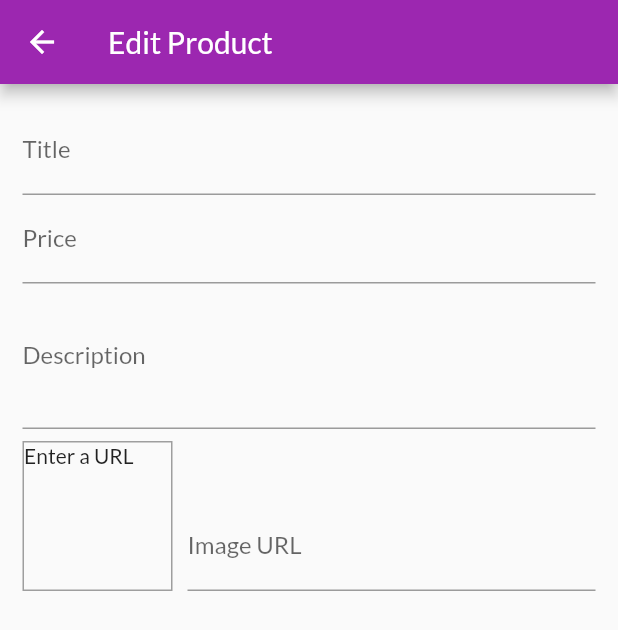
After one commit to learyjk/shop_app, a Flutter app: the EditProductsScreen screen opened by its route, on a phone screen of 412 x 824 dp. The commit adds this screen. Shown: the top 630 px of the screen. Run offline on Flutter 3.47's test engine with Material 2 defaults, Android fonts, the phone set to English and light mode, and no system bars; network calls fail.

Commit message:
input form fields displayed

```diff
--- a/lib/main.dart
+++ b/lib/main.dart
@@ -7,6 +7,8 @@ import 'package:shop_app/providers/cart.dart';
 import 'screens/cart_screen.dart';
 import 'package:shop_app/providers/orders.dart';
 import 'screens/orders_screen.dart';
+import 'screens/user_products_screen.dart';
+import 'screens/edit_products_screen.dart';
 
 void main() {
   runApp(MyApp());
@@ -38,6 +40,8 @@ class MyApp extends StatelessWidget {
           ProductDetailScreen.routeName: (ctx) => ProductDetailScreen(),
           CartScreen.routeName: (ctx) => CartScreen(),
           OrdersScreen.routeName: (ctx) => OrdersScreen(),
+          UserProductsScreen.routeName: (ctx) => UserProductsScreen(),
+          EditProductsScreen.routeName: (ctx) => EditProductsScreen(),
         },
       ),
     );
--- /dev/null
+++ b/lib/screens/edit_products_screen.dart
@@ -0,0 +1,111 @@
+import 'package:flutter/material.dart';
+
+class EditProductsScreen extends StatefulWidget {
+  static const routeName = '/edit-product';
+
+  @override
+  _EditProductsScreenState createState() => _EditProductsScreenState();
+}
+
+class _EditProductsScreenState extends State<EditProductsScreen> {
+  final _priceFocusNode = FocusNode();
+  final _descriptionFocusNode = FocusNode();
+  final _imageUrlController = TextEditingController();
+  final _imageUrlFocusNode = FocusNode();
+
+  @override
+  void initState() {
+    _imageUrlFocusNode.addListener(_updateImageUrl);
+    super.initState();
+  }
+
+  void _updateImageUrl() {
+    if (!_imageUrlFocusNode.hasFocus) {
+      setState(() {});
+    }
+  }
+
+  @override
+  void dispose() {
+    _imageUrlFocusNode.removeListener(_updateImageUrl);
+    _priceFocusNode.dispose();
+    _descriptionFocusNode.dispose();
+    _imageUrlController.dispose();
+    _imageUrlFocusNode.dispose();
+    super.dispose();
+  }
+
+  @override
+  Widget build(BuildContext context) {
+    return Scaffold(
+      appBar: AppBar(
+        title: Text('Edit Product'),
+      ),
+      body: Padding(
+        padding: const EdgeInsets.all(15.0),
+        child: Form(
+          child: ListView(
+            children: [
+              TextFormField(
+                decoration: InputDecoration(labelText: 'Title'),
+                textInputAction: TextInputAction.next,
+                onFieldSubmitted: (_) {
+                  FocusScope.of(context).requestFocus(_priceFocusNode);
+                },
+              ),
+              TextFormField(
+                decoration: InputDecoration(labelText: 'Price'),
+                textInputAction: TextInputAction.next,
+                keyboardType: TextInputType.number,
+                focusNode: _priceFocusNode,
+                onFieldSubmitted: (_) {
+                  FocusScope.of(context).requestFocus(_descriptionFocusNode);
+                },
+              ),
+              TextFormField(
+                decoration: InputDecoration(labelText: 'Description'),
+                maxLines: 3,
+                keyboardType: TextInputType.multiline,
+                focusNode: _descriptionFocusNode,
+              ),
+              Row(
+                crossAxisAlignment: CrossAxisAlignment.end,
+                children: [
+                  Container(
+                    width: 100,
+                    height: 100,
+                    margin: EdgeInsets.only(
+                      top: 8,
+                      right: 10,
+                    ),
+                    decoration: BoxDecoration(
+                      border: Border.all(width: 1, color: Colors.grey),
+                    ),
+                    child: _imageUrlController.text.isEmpty
+                        ? Text('Enter a URL')
+                        : FittedBox(
+                            child: Image.network(_imageUrlController.text),
+                            fit: BoxFit.contain,
+                          ),
+                  ),
+                  Expanded(
+                    child: TextFormField(
+                      decoration: InputDecoration(labelText: 'Image URL'),
+                      keyboardType: TextInputType.url,
+                      textInputAction: TextInputAction.done,
+                      controller: _imageUrlController,
+                      focusNode: _imageUrlFocusNode,
+                      onEditingComplete: () {
+                        setState(() {});
+                      },
+                    ),
+                  ),
+                ],
+              ),
+            ],
+          ),
+        ),
+      ),
+    );
+  }
+}
--- a/lib/widgets/app_drawer.dart
+++ b/lib/widgets/app_drawer.dart
@@ -1,5 +1,6 @@
 import 'package:flutter/material.dart';
 import 'package:shop_app/screens/orders_screen.dart';
+import 'package:shop_app/screens/user_products_screen.dart';
 
 class AppDrawer extends StatelessWidget {
   @override
@@ -28,6 +29,15 @@ class AppDrawer extends StatelessWidget {
                   .pushReplacementNamed(OrdersScreen.routeName);
             },
           ),
+          Divider(),
+          ListTile(
+            leading: Icon(Icons.edit),
+            title: Text('Manage Products'),
+            onTap: () {
+              Navigator.of(context)
+                  .pushReplacementNamed(UserProductsScreen.routeName);
+            },
+          ),
         ],
       ),
     );
--- a/lib/widgets/cart_item.dart
+++ b/lib/widgets/cart_item.dart
@@ -30,7 +30,7 @@ class CartItem extends StatelessWidget {
               ),
               FlatButton(
                 onPressed: () => Navigator.of(ctx).pop(true),
-                child: Text('YES'),
+                child: Text('Yes'),
               ),
             ],
           ),
```
Also changed, not shown: lib/screens/user_products_screen.dart (added, +42 -0 lines), lib/widgets/user_product_item.dart (added, +37 -0 lines).
